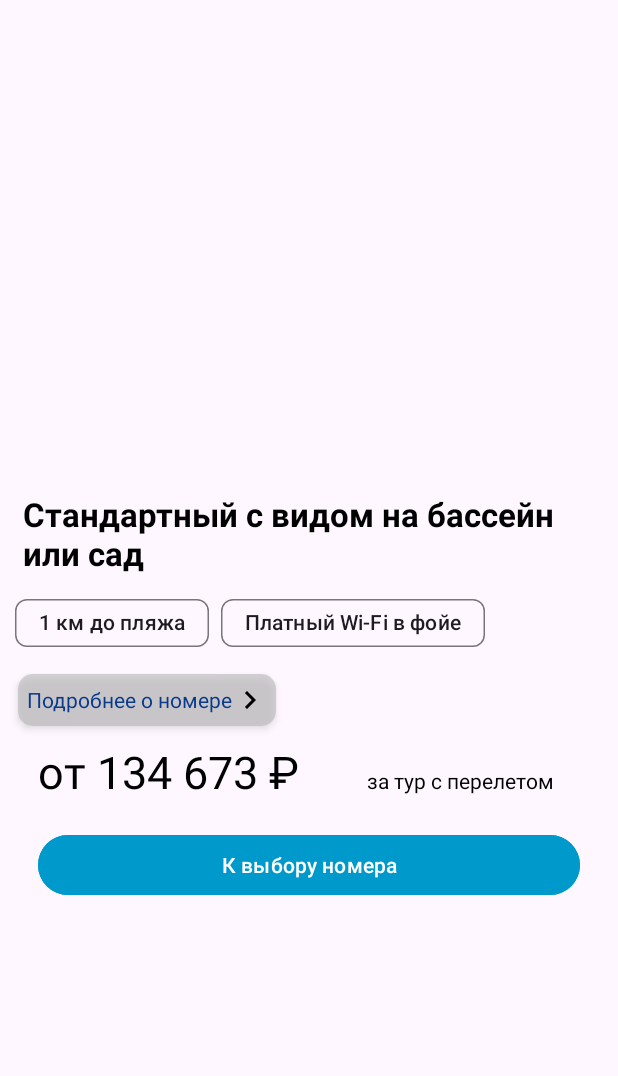
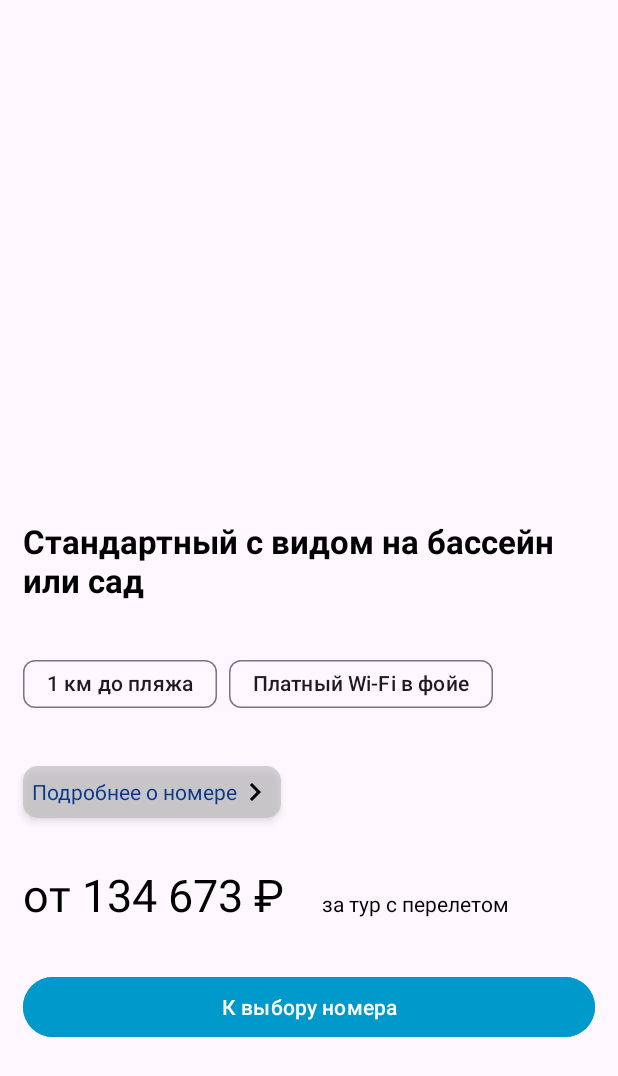
Before and after one commit to aleksandrmatruk/Hotels, an Android app: the layout item_room.xml on its own in the app's theme, with its tools: preview values and no code run, on a phone screen of 412 x 824 dp. Shown: the top 1076 px of the screen. Run offline under Robolectric (Android 15) with nearby library versions, the phone set to English and light mode, and no system bars.

```diff
--- a/app/src/main/res/layout/item_room.xml
+++ b/app/src/main/res/layout/item_room.xml
@@ -1,24 +1,30 @@
 <?xml version="1.0" encoding="utf-8"?>
-<androidx.appcompat.widget.LinearLayoutCompat xmlns:android="http://schemas.android.com/apk/res/android"
+<androidx.core.widget.NestedScrollView xmlns:android="http://schemas.android.com/apk/res/android"
     xmlns:app="http://schemas.android.com/apk/res-auto"
     xmlns:tools="http://schemas.android.com/tools"
     android:layout_width="match_parent"
     android:layout_height="wrap_content"
     android:orientation="vertical">
 
+    <LinearLayout
+        android:layout_width="match_parent"
+        android:layout_height="wrap_content"
+        android:orientation="vertical">
+
+
         <androidx.viewpager2.widget.ViewPager2
             android:id="@+id/idViewPagerRoom"
             android:layout_width="match_parent"
             android:layout_height="300dp"
             android:layout_gravity="center"
-        android:layout_margin="10dp" />
+            android:layout_margin="15dp"
+            android:layout_marginStart="15dp" />
 
         <TextView
             android:id="@+id/room_description"
             android:layout_width="wrap_content"
             android:layout_height="wrap_content"
-        android:layout_marginStart="15dp"
-        android:layout_marginTop="8dp"
+            android:layout_margin="15dp"
             android:text="@string/standart_room"
             android:textColor="@color/black"
             android:textSize="22sp"
@@ -28,9 +34,7 @@
             android:id="@+id/chipGroupRoom"
             android:layout_width="match_parent"
             android:layout_height="wrap_content"
-        android:layout_marginStart="10dp"
-        android:layout_marginTop="8dp"
-        android:layout_marginEnd="10dp">
+            android:layout_margin="15dp">
 
             <com.google.android.material.chip.Chip
                 android:id="@+id/chip1"
@@ -52,8 +56,7 @@
             android:id="@+id/hotel_grade"
             android:layout_width="wrap_content"
             android:layout_height="wrap_content"
-        android:layout_marginStart="12dp"
-        android:layout_marginTop="10dp"
+            android:layout_margin="15dp"
             android:background="@drawable/shape_rounded_variants"
             android:elevation="3dp"
             android:gravity="center"
@@ -66,15 +69,13 @@
         <LinearLayout
             android:layout_width="match_parent"
             android:layout_height="wrap_content"
+            android:layout_margin="15dp"
             android:orientation="horizontal">
 
             <TextView
                 android:id="@+id/price"
                 android:layout_width="wrap_content"
                 android:layout_height="wrap_content"
-            android:layout_marginStart="25dp"
-            android:layout_marginTop="10dp"
-            android:layout_marginBottom="8dp"
                 android:text="@string/price"
                 android:textColor="@color/black"
                 android:textSize="30sp" />
@@ -83,9 +84,7 @@
                 android:id="@+id/price_description"
                 android:layout_width="wrap_content"
                 android:layout_height="wrap_content"
-            android:layout_marginStart="45dp"
-            android:layout_marginTop="10dp"
-            android:layout_marginBottom="8dp"
+                android:layout_marginStart="25dp"
                 android:text="@string/price_description"
                 android:textColor="@color/black" />
 
@@ -95,12 +94,12 @@
             android:id="@+id/btn_toRooms"
             android:layout_width="match_parent"
             android:layout_height="wrap_content"
-        android:layout_marginStart="25dp"
-        android:layout_marginTop="10dp"
-        android:layout_marginEnd="25dp"
+            android:layout_margin="15dp"
             android:backgroundTint="@android:color/holo_blue_dark"
             android:text="@string/to_rooms"
             android:textColor="@color/white"
             tools:ignore="VisualLintButtonSize,TextContrastCheck" />
 
-</androidx.appcompat.widget.LinearLayoutCompat>
+    </LinearLayout>
+
+</androidx.core.widget.NestedScrollView>
```
Also changed, not shown: app/src/main/java/com/matalex/hotels/Hotel.kt (+35 -40 lines), app/src/main/java/com/matalex/hotels/RoomData.kt (added, +14 -0 lines), app/src/main/java/com/matalex/hotels/RoomsListFragment.kt (added, +62 -0 lines). Lines whose indentation alone changed are shown as unchanged.
